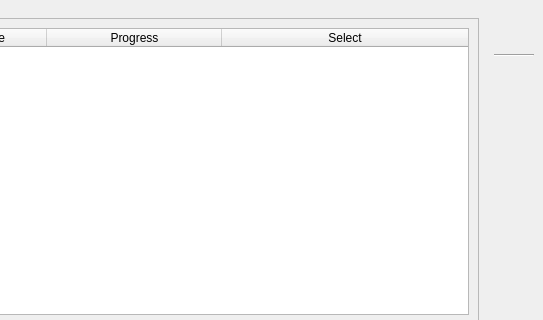
First picture: the form in UI/biblioteq_merge_sqlite_databases.ui, repository textbrowser/biblioteq, before the edit; both pictures show x 157 to 700 and y 0 to 320 of the 700 by 650 pixel window.
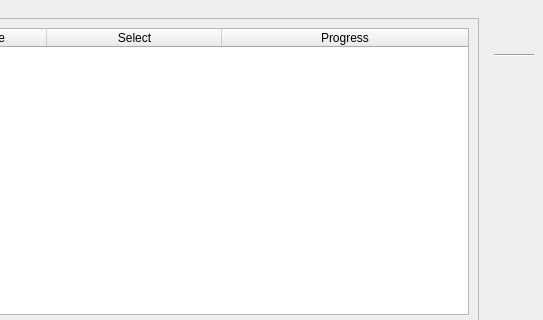
Second picture: the form after the edit. Icons and pictures are not drawn.

```diff
--- a/UI/biblioteq_merge_sqlite_databases.ui
+++ b/UI/biblioteq_merge_sqlite_databases.ui
@@ -86,12 +86,12 @@
                  </column>
                  <column>
                   <property name="text">
-                   <string>Progress</string>
+                   <string>Select</string>
                   </property>
                  </column>
                  <column>
                   <property name="text">
-                   <string>Select</string>
+                   <string>Progress</string>
                   </property>
                  </column>
                 </widget>
```
